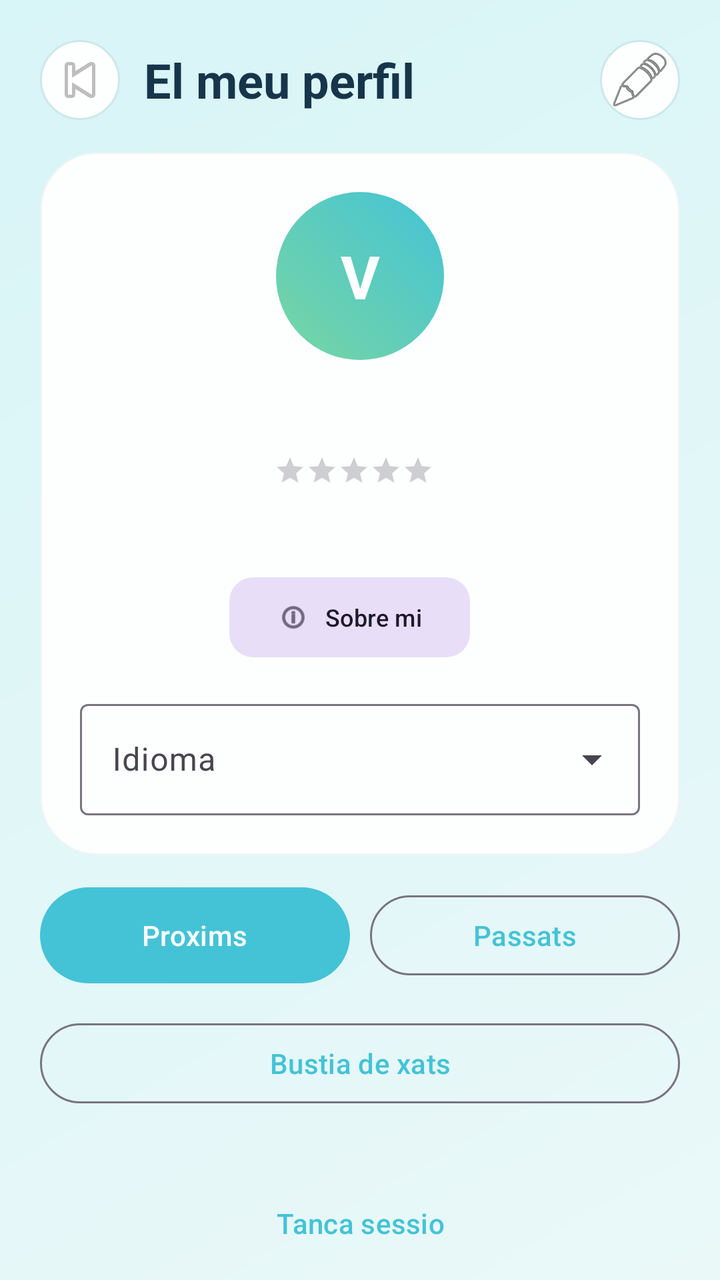
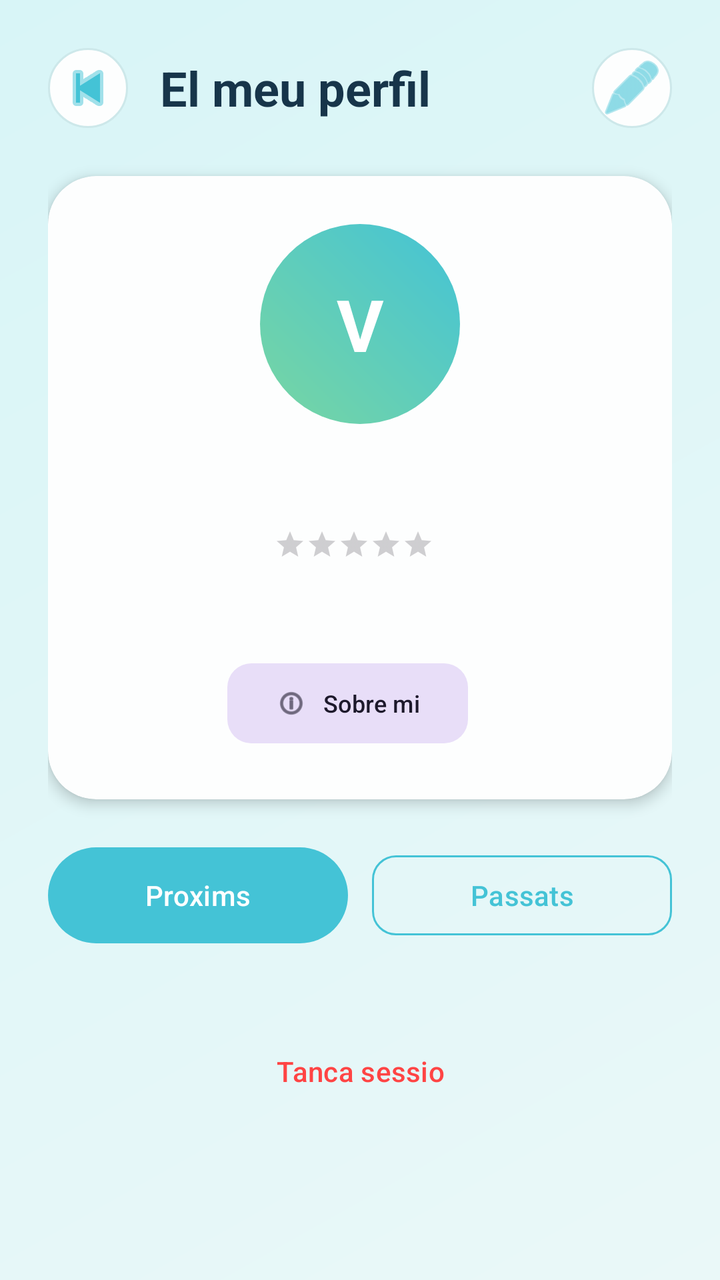

Before-and-after screenshots of an Android layout around one commit, followed by the original layout XML and the change that was made.
<!-- AndroidManifest.xml: application theme Theme.ViBaCar -->
<!-- res/layout/activity_perfil.xml -->
<?xml version="1.0" encoding="utf-8"?>
<androidx.core.widget.NestedScrollView xmlns:android="http://schemas.android.com/apk/res/android"
    xmlns:app="http://schemas.android.com/apk/res-auto"
    android:layout_width="match_parent"
    android:layout_height="match_parent"
    android:background="@drawable/fons_pantalla"
    android:fillViewport="true">

    <LinearLayout
        android:layout_width="match_parent"
        android:layout_height="wrap_content"
        android:orientation="vertical"
        android:padding="20dp">

        <LinearLayout
            android:layout_width="match_parent"
            android:layout_height="wrap_content"
            android:gravity="center_vertical"
            android:orientation="horizontal">

            <ImageButton
                android:id="@+id/botoEnrere"
                android:layout_width="40dp"
                android:layout_height="40dp"
                android:background="@drawable/fons_capsula"
                android:contentDescription="@string/boto_enrere"
                android:padding="10dp"
                android:src="@android:drawable/ic_media_previous" />

            <TextView
                android:layout_width="0dp"
                android:layout_height="wrap_content"
                android:layout_marginStart="12dp"
                android:layout_weight="1"
                android:text="@string/perfil_titol"
                android:textColor="@color/color_text_principal"
                android:textSize="24sp"
                android:textStyle="bold" />

            <ImageButton
                android:id="@+id/botoEditarPerfil"
                android:layout_width="40dp"
                android:layout_height="40dp"
                android:background="@drawable/fons_capsula"
                android:contentDescription="@string/boto_editar_perfil"
                android:padding="10dp"
                android:src="@android:drawable/ic_menu_edit" />
        </LinearLayout>

        <LinearLayout
            android:layout_width="match_parent"
            android:layout_height="wrap_content"
            android:layout_marginTop="16dp"
            android:background="@drawable/fons_targeta"
            android:elevation="8dp"
            android:orientation="vertical"
            android:padding="20dp">

            <FrameLayout
                android:layout_width="84dp"
                android:layout_height="84dp"
                android:layout_gravity="center_horizontal">

                <com.google.android.material.imageview.ShapeableImageView
                    android:id="@+id/imatgePerfil"
                    android:layout_width="match_parent"
                    android:layout_height="match_parent"
                    android:scaleType="centerCrop"
                    android:visibility="gone"
                    app:shapeAppearanceOverlay="@style/FormaAvatarCercle" />

                <TextView
                    android:id="@+id/txtInicialAvatar"
                    android:layout_width="match_parent"
                    android:layout_height="match_parent"
                    android:background="@drawable/fons_avatar"
                    android:gravity="center"
                    android:text="V"
                    android:textColor="@color/color_text_clar"
                    android:textSize="30sp"
                    android:textStyle="bold" />
            </FrameLayout>

            <TextView
                android:id="@+id/txtNom"
                android:layout_width="match_parent"
                android:layout_height="wrap_content"
                android:layout_marginTop="12dp"
                android:gravity="center"
                android:textColor="@color/color_text_principal"
                android:textSize="22sp"
                android:textStyle="bold" />

            <LinearLayout
                android:layout_width="wrap_content"
                android:layout_height="wrap_content"
                android:layout_gravity="center_horizontal"
                android:layout_marginTop="6dp"
                android:gravity="center_vertical"
                android:orientation="horizontal">

                <RatingBar
                    android:id="@+id/barraReputacio"
                    style="?android:attr/ratingBarStyleSmall"
                    android:layout_width="wrap_content"
                    android:layout_height="wrap_content"
                    android:isIndicator="true"
                    android:numStars="5"
                    android:progressTint="#FFD700"
                    android:stepSize="0.1" />

                <TextView
                    android:id="@+id/txtTotalValoracions"
                    android:layout_width="wrap_content"
                    android:layout_height="wrap_content"
                    android:layout_marginStart="6dp"
                    android:textColor="@color/color_text_secundari"
                    android:textSize="12sp" />
            </LinearLayout>

            <TextView
                android:id="@+id/txtDades"
                android:layout_width="match_parent"
                android:layout_height="wrap_content"
                android:layout_marginTop="8dp"
                android:gravity="center"
                android:textColor="@color/color_text_secundari" />

            <LinearLayout
                android:layout_width="wrap_content"
                android:layout_height="wrap_content"
                android:layout_gravity="center_horizontal"
                android:layout_marginTop="14dp"
                android:gravity="center"
                android:orientation="horizontal">

                <com.google.android.material.button.MaterialButton
                    android:id="@+id/botoVeureInfo"
                    style="@style/Widget.Material3.Button.TonalButton"
                    android:layout_width="wrap_content"
                    android:layout_height="wrap_content"
                    android:text="@string/perfil_sobre_mi"
                    android:textAllCaps="false"
                    android:textSize="12sp"
                    app:cornerRadius="12dp"
                    app:icon="@android:drawable/ic_menu_info_details"
                    app:iconSize="16dp" />

                <Space
                    android:layout_width="10dp"
                    android:layout_height="1dp" />

                <com.google.android.material.button.MaterialButton
                    android:id="@+id/botoVeureCotxe"
                    style="@style/Widget.Material3.Button.TonalButton"
                    android:layout_width="wrap_content"
                    android:layout_height="wrap_content"
                    android:text="@string/perfil_vehicle"
                    android:textAllCaps="false"
                    android:textSize="12sp"
                    android:visibility="gone"
                    app:cornerRadius="12dp"
                    app:icon="@android:drawable/ic_menu_directions"
                    app:iconSize="16dp" />
            </LinearLayout>

            <com.google.android.material.textfield.TextInputLayout
                style="@style/Widget.Material3.TextInputLayout.OutlinedBox.ExposedDropdownMenu"
                android:layout_width="match_parent"
                android:layout_height="wrap_content"
                android:layout_marginTop="14dp"
                android:hint="@string/selecciona_idioma">

                <com.google.android.material.textfield.MaterialAutoCompleteTextView
                    android:id="@+id/campIdioma"
                    android:layout_width="match_parent"
                    android:layout_height="wrap_content"
                    android:inputType="none" />
            </com.google.android.material.textfield.TextInputLayout>
        </LinearLayout>

        <LinearLayout
            android:layout_width="match_parent"
            android:layout_height="wrap_content"
            android:layout_marginTop="16dp"
            android:gravity="center"
            android:orientation="horizontal">

            <com.google.android.material.button.MaterialButton
                android:id="@+id/botoProxims"
                android:layout_width="0dp"
                android:layout_height="wrap_content"
                android:layout_weight="1"
                android:background="@drawable/fons_boto_principal"
                android:text="@string/perfil_proxims"
                android:textColor="@color/color_text_clar" />

            <Space
                android:layout_width="10dp"
                android:layout_height="1dp" />

            <com.google.android.material.button.MaterialButton
                android:id="@+id/botoPassats"
                style="@style/Widget.Material3.Button.OutlinedButton"
                android:layout_width="0dp"
                android:layout_height="wrap_content"
                android:layout_weight="1"
                android:text="@string/perfil_passats" />
        </LinearLayout>

        <com.google.android.material.button.MaterialButton
            android:id="@+id/botoBustiaXats"
            style="@style/Widget.Material3.Button.OutlinedButton"
            android:layout_width="match_parent"
            android:layout_height="wrap_content"
            android:layout_marginTop="16dp"
            android:text="@string/boto_bustia_xats" />

        <androidx.recyclerview.widget.RecyclerView
            android:id="@+id/llistaReserves"
            android:layout_width="match_parent"
            android:layout_height="wrap_content"
            android:layout_marginTop="16dp"
            android:nestedScrollingEnabled="false" />

        <TextView
            android:id="@+id/txtBuit"
            android:layout_width="match_parent"
            android:layout_height="wrap_content"
            android:gravity="center"
            android:text="@string/perfil_cap_element"
            android:textColor="@color/color_text_secundari"
            android:visibility="gone" />

        <com.google.android.material.button.MaterialButton
            android:id="@+id/botoTancarSessio"
            style="@style/Widget.Material3.Button.TextButton"
            android:layout_width="wrap_content"
            android:layout_height="wrap_content"
            android:layout_gravity="center_horizontal"
            android:layout_marginTop="16dp"
            android:text="@string/boto_tancar_sessio" />
    </LinearLayout>
</androidx.core.widget.NestedScrollView>
<!-- resources referenced by this layout -->
<resources>
  <color name="color_text_clar">#FFFFFF</color>
  <color name="color_text_principal">#17354A</color>
  <color name="color_text_secundari">#547283</color>
  <!-- drawable fons_avatar (drawable) -->
  <?xml version="1.0" encoding="utf-8"?>
  <shape xmlns:android="http://schemas.android.com/apk/res/android" android:shape="oval">
      <gradient
          android:angle="45"
          android:endColor="@color/color_principal"
          android:startColor="@color/color_secundari" />
  </shape>
  <!-- drawable fons_boto_principal (drawable) -->
  <?xml version="1.0" encoding="utf-8"?>
  <shape xmlns:android="http://schemas.android.com/apk/res/android">
      <gradient
          android:angle="0"
          android:endColor="@color/color_principal_fosc"
          android:startColor="@color/color_principal" />
      <corners android:radius="30dp" />
  </shape>
  <!-- drawable fons_capsula (drawable) -->
  <?xml version="1.0" encoding="utf-8"?>
  <shape xmlns:android="http://schemas.android.com/apk/res/android">
      <solid android:color="@color/color_targeta" />
      <corners android:radius="20dp" />
      <stroke
          android:width="1dp"
          android:color="@color/color_linia" />
  </shape>
  <!-- drawable fons_pantalla (drawable) -->
  <?xml version="1.0" encoding="utf-8"?>
  <shape xmlns:android="http://schemas.android.com/apk/res/android">
      <gradient
          android:angle="315"
          android:endColor="@color/color_fons"
          android:startColor="#D8F5F7" />
  </shape>
  <!-- drawable fons_targeta (drawable) -->
  <?xml version="1.0" encoding="utf-8"?>
  <shape xmlns:android="http://schemas.android.com/apk/res/android">
      <solid android:color="@color/color_targeta" />
      <corners android:radius="28dp" />
      <stroke
          android:width="1dp"
          android:color="#AAEDF4F4" />
  </shape>
  <string name="boto_bustia_xats">Bustia de xats</string>
  <string name="boto_editar_perfil">Editar perfil</string>
  <string name="boto_enrere">Torna enrere</string>
  <string name="boto_tancar_sessio">Tanca sessio</string>
  <string name="perfil_cap_element">No hi ha cap element per mostrar.</string>
  <string name="perfil_passats">Passats</string>
  <string name="perfil_proxims">Proxims</string>
  <string name="perfil_sobre_mi">Sobre mi</string>
  <string name="perfil_titol">El meu perfil</string>
  <string name="perfil_vehicle">El meu vehicle</string>
  <string name="selecciona_idioma">Idioma</string>
  <style name="FormaAvatarCercle" parent="">
          <item name="cornerFamily">rounded</item>
          <item name="cornerSize">50%</item>
      </style>
  <style name="Theme.ViBaCar" parent="Base.Theme.ViBaCar" />
  <color name="color_principal">#44C3D6</color>
  <color name="color_secundari">#78D6A2</color>
  <color name="color_principal_fosc">#2DA5BB</color>
  <color name="color_targeta">#FDFEFE</color>
  <color name="color_linia">#CDE8EA</color>
  <color name="color_fons">#EAF8F8</color>
  <style name="Base.Theme.ViBaCar" parent="Theme.Material3.Light.NoActionBar">
          <item name="colorPrimary">@color/color_principal</item>
          <item name="colorOnPrimary">@color/color_text_clar</item>
          <item name="colorSecondary">@color/color_secundari</item>
          <item name="android:statusBarColor">@android:color/transparent</item>
          <item name="android:navigationBarColor">@color/color_fons</item>
          <item name="android:windowLightStatusBar">true</item>
          <item name="android:windowBackground">@color/color_fons</item>
      </style>
</resources>

<!-- the commit's change to res/layout/activity_perfil.xml (unified diff, before → after) -->
@@ -10,7 +10,7 @@
         android:layout_width="match_parent"
         android:layout_height="wrap_content"
         android:orientation="vertical"
-        android:padding="20dp">
+        android:padding="24dp">
 
         <LinearLayout
             android:layout_width="match_parent"
@@ -25,12 +25,13 @@
                 android:background="@drawable/fons_capsula"
                 android:contentDescription="@string/boto_enrere"
                 android:padding="10dp"
-                android:src="@android:drawable/ic_media_previous" />
+                android:src="@android:drawable/ic_media_previous"
+                app:tint="@color/color_principal" />
 
             <TextView
                 android:layout_width="0dp"
                 android:layout_height="wrap_content"
-                android:layout_marginStart="12dp"
+                android:layout_marginStart="16dp"
                 android:layout_weight="1"
                 android:text="@string/perfil_titol"
                 android:textColor="@color/color_text_principal"
@@ -44,146 +45,139 @@
                 android:background="@drawable/fons_capsula"
                 android:contentDescription="@string/boto_editar_perfil"
                 android:padding="10dp"
-                android:src="@android:drawable/ic_menu_edit" />
+                android:src="@android:drawable/ic_menu_edit"
+                app:tint="@color/color_principal" />
         </LinearLayout>
 
+        <com.google.android.material.card.MaterialCardView
+            android:layout_width="match_parent"
+            android:layout_height="wrap_content"
+            android:layout_marginTop="24dp"
+            app:cardBackgroundColor="@color/color_targeta"
+            app:cardCornerRadius="24dp"
+            app:cardElevation="4dp"
+            app:strokeWidth="0dp">
+
+            <LinearLayout
+                android:layout_width="match_parent"
+                android:layout_height="wrap_content"
+                android:gravity="center_horizontal"
+                android:orientation="vertical"
+                android:padding="24dp">
+
+                <FrameLayout
+                    android:layout_width="100dp"
+                    android:layout_height="100dp">
+
+                    <com.google.android.material.imageview.ShapeableImageView
+                        android:id="@+id/imatgePerfil"
+                        android:layout_width="match_parent"
+                        android:layout_height="match_parent"
+                        android:scaleType="centerCrop"
+                        android:visibility="gone"
+                        app:shapeAppearanceOverlay="@style/FormaAvatarCercle" />
+
+                    <TextView
+                        android:id="@+id/txtInicialAvatar"
+                        android:layout_width="match_parent"
+                        android:layout_height="match_parent"
+                        android:background="@drawable/fons_avatar"
+                        android:gravity="center"
+                        android:text="V"
+                        android:textColor="@color/color_text_clar"
+                        android:textSize="36sp"
+                        android:textStyle="bold" />
+                </FrameLayout>
+
+                <TextView
+                    android:id="@+id/txtNom"
+                    android:layout_width="wrap_content"
+                    android:layout_height="wrap_content"
+                    android:layout_marginTop="16dp"
+                    android:textColor="@color/color_text_principal"
+                    android:textSize="24sp"
+                    android:textStyle="bold" />
+
+                <LinearLayout
+                    android:layout_width="wrap_content"
+                    android:layout_height="wrap_content"
+                    android:layout_marginTop="4dp"
+                    android:gravity="center_vertical"
+                    android:orientation="horizontal">
+
+                    <RatingBar
+                        android:id="@+id/barraReputacio"
+                        style="?android:attr/ratingBarStyleSmall"
+                        android:layout_width="wrap_content"
+                        android:layout_height="wrap_content"
+                        android:isIndicator="true"
+                        android:numStars="5"
+                        android:progressTint="#FFD700"
+                        android:stepSize="0.1" />
+
+                    <TextView
+                        android:id="@+id/txtTotalValoracions"
+                        android:layout_width="wrap_content"
+                        android:layout_height="wrap_content"
+                        android:layout_marginStart="6dp"
+                        android:textColor="@color/color_text_secundari"
+                        android:textSize="12sp" />
+                </LinearLayout>
+
+                <TextView
+                    android:id="@+id/txtDades"
+                    android:layout_width="match_parent"
+                    android:layout_height="wrap_content"
+                    android:layout_marginTop="12dp"
+                    android:gravity="center"
+                    android:textColor="@color/color_text_secundari"
+                    android:textSize="14sp" />
+
+                <LinearLayout
+                    android:layout_width="wrap_content"
+                    android:layout_height="wrap_content"
+                    android:layout_marginTop="16dp"
+                    android:gravity="center"
+                    android:orientation="horizontal">
+
+                    <com.google.android.material.button.MaterialButton
+                        android:id="@+id/botoVeureInfo"
+                        style="@style/Widget.Material3.Button.TonalButton"
+                        android:layout_width="wrap_content"
+                        android:layout_height="wrap_content"
+                        android:text="Sobre mi"
+                        android:textAllCaps="false"
+                        android:textSize="12sp"
+                        app:cornerRadius="12dp"
+                        app:icon="@android:drawable/ic_menu_info_details"
+                        app:iconSize="16dp" />
+
+                    <Space
+                        android:layout_width="12dp"
+                        android:layout_height="1dp" />
+
+                    <com.google.android.material.button.MaterialButton
+                        android:id="@+id/botoVeureCotxe"
+                        style="@style/Widget.Material3.Button.TonalButton"
+                        android:layout_width="wrap_content"
+                        android:layout_height="wrap_content"
+                        android:text="El meu vehicle"
+                        android:textAllCaps="false"
+                        android:textSize="12sp"
+                        android:visibility="gone"
+                        app:cornerRadius="12dp"
+                        app:icon="@android:drawable/ic_menu_directions"
+                        app:iconSize="16dp" />
+
+                </LinearLayout>
+
+            </LinearLayout>
+        </com.google.android.material.card.MaterialCardView>
+
         <LinearLayout
             android:layout_width="match_parent"
             android:layout_height="wrap_content"
-            android:layout_marginTop="16dp"
-            android:background="@drawable/fons_targeta"
-            android:elevation="8dp"
-            android:orientation="vertical"
-            android:padding="20dp">
-
-            <FrameLayout
-                android:layout_width="84dp"
-                android:layout_height="84dp"
-                android:layout_gravity="center_horizontal">
-
-                <com.google.android.material.imageview.ShapeableImageView
-                    android:id="@+id/imatgePerfil"
-                    android:layout_width="match_parent"
-                    android:layout_height="match_parent"
-                    android:scaleType="centerCrop"
-                    android:visibility="gone"
-                    app:shapeAppearanceOverlay="@style/FormaAvatarCercle" />
-
-                <TextView
-                    android:id="@+id/txtInicialAvatar"
-                    android:layout_width="match_parent"
-                    android:layout_height="match_parent"
-                    android:background="@drawable/fons_avatar"
-                    android:gravity="center"
-                    android:text="V"
-                    android:textColor="@color/color_text_clar"
-                    android:textSize="30sp"
-                    android:textStyle="bold" />
-            </FrameLayout>
-
-            <TextView
-                android:id="@+id/txtNom"
-                android:layout_width="match_parent"
-                android:layout_height="wrap_content"
-                android:layout_marginTop="12dp"
-                android:gravity="center"
-                android:textColor="@color/color_text_principal"
-                android:textSize="22sp"
-                android:textStyle="bold" />
-
-            <LinearLayout
-                android:layout_width="wrap_content"
-                android:layout_height="wrap_content"
-                android:layout_gravity="center_horizontal"
-                android:layout_marginTop="6dp"
-                android:gravity="center_vertical"
-                android:orientation="horizontal">
-
-                <RatingBar
-                    android:id="@+id/barraReputacio"
-                    style="?android:attr/ratingBarStyleSmall"
-                    android:layout_width="wrap_content"
-                    android:layout_height="wrap_content"
-                    android:isIndicator="true"
-                    android:numStars="5"
-                    android:progressTint="#FFD700"
-                    android:stepSize="0.1" />
-
-                <TextView
-                    android:id="@+id/txtTotalValoracions"
-                    android:layout_width="wrap_content"
-                    android:layout_height="wrap_content"
-                    android:layout_marginStart="6dp"
-                    android:textColor="@color/color_text_secundari"
-                    android:textSize="12sp" />
-            </LinearLayout>
-
-            <TextView
-                android:id="@+id/txtDades"
-                android:layout_width="match_parent"
-                android:layout_height="wrap_content"
-                android:layout_marginTop="8dp"
-                android:gravity="center"
-                android:textColor="@color/color_text_secundari" />
-
-            <LinearLayout
-                android:layout_width="wrap_content"
-                android:layout_height="wrap_content"
-                android:layout_gravity="center_horizontal"
-                android:layout_marginTop="14dp"
-                android:gravity="center"
-                android:orientation="horizontal">
-
-                <com.google.android.material.button.MaterialButton
-                    android:id="@+id/botoVeureInfo"
-                    style="@style/Widget.Material3.Button.TonalButton"
-                    android:layout_width="wrap_content"
-                    android:layout_height="wrap_content"
-                    android:text="@string/perfil_sobre_mi"
-                    android:textAllCaps="false"
-                    android:textSize="12sp"
-                    app:cornerRadius="12dp"
-                    app:icon="@android:drawable/ic_menu_info_details"
-                    app:iconSize="16dp" />
-
-                <Space
-                    android:layout_width="10dp"
-                    android:layout_height="1dp" />
-
-                <com.google.android.material.button.MaterialButton
-                    android:id="@+id/botoVeureCotxe"
-                    style="@style/Widget.Material3.Button.TonalButton"
-                    android:layout_width="wrap_content"
-                    android:layout_height="wrap_content"
-                    android:text="@string/perfil_vehicle"
-                    android:textAllCaps="false"
-                    android:textSize="12sp"
-                    android:visibility="gone"
-                    app:cornerRadius="12dp"
-                    app:icon="@android:drawable/ic_menu_directions"
-                    app:iconSize="16dp" />
-            </LinearLayout>
-
-            <com.google.android.material.textfield.TextInputLayout
-                style="@style/Widget.Material3.TextInputLayout.OutlinedBox.ExposedDropdownMenu"
-                android:layout_width="match_parent"
-                android:layout_height="wrap_content"
-                android:layout_marginTop="14dp"
-                android:hint="@string/selecciona_idioma">
-
-                <com.google.android.material.textfield.MaterialAutoCompleteTextView
-                    android:id="@+id/campIdioma"
-                    android:layout_width="match_parent"
-                    android:layout_height="wrap_content"
-                    android:inputType="none" />
-            </com.google.android.material.textfield.TextInputLayout>
-        </LinearLayout>
-
-        <LinearLayout
-            android:layout_width="match_parent"
-            android:layout_height="wrap_content"
-            android:layout_marginTop="16dp"
-            android:gravity="center"
+            android:layout_marginTop="24dp"
             android:orientation="horizontal">
 
             <com.google.android.material.button.MaterialButton
@@ -193,10 +187,12 @@
                 android:layout_weight="1"
                 android:background="@drawable/fons_boto_principal"
                 android:text="@string/perfil_proxims"
-                android:textColor="@color/color_text_clar" />
+                android:textAllCaps="false"
+                android:textColor="@color/color_text_clar"
+                app:cornerRadius="12dp" />
 
             <Space
-                android:layout_width="10dp"
+                android:layout_width="12dp"
                 android:layout_height="1dp" />
 
             <com.google.android.material.button.MaterialButton
@@ -205,28 +201,25 @@
                 android:layout_width="0dp"
                 android:layout_height="wrap_content"
                 android:layout_weight="1"
-                android:text="@string/perfil_passats" />
+                android:text="@string/perfil_passats"
+                android:textAllCaps="false"
+                app:cornerRadius="12dp"
+                app:strokeColor="@color/color_principal" />
         </LinearLayout>
-
-        <com.google.android.material.button.MaterialButton
-            android:id="@+id/botoBustiaXats"
-            style="@style/Widget.Material3.Button.OutlinedButton"
-            android:layout_width="match_parent"
-            android:layout_height="wrap_content"
-            android:layout_marginTop="16dp"
-            android:text="@string/boto_bustia_xats" />
 
         <androidx.recyclerview.widget.RecyclerView
             android:id="@+id/llistaReserves"
             android:layout_width="match_parent"
             android:layout_height="wrap_content"
             android:layout_marginTop="16dp"
-            android:nestedScrollingEnabled="false" />
+            android:nestedScrollingEnabled="false"
+            app:layoutManager="androidx.recyclerview.widget.LinearLayoutManager" />
 
         <TextView
             android:id="@+id/txtBuit"
             android:layout_width="match_parent"
             android:layout_height="wrap_content"
+            android:layout_marginTop="32dp"
             android:gravity="center"
             android:text="@string/perfil_cap_element"
             android:textColor="@color/color_text_secundari"
@@ -238,7 +231,9 @@
             android:layout_width="wrap_content"
             android:layout_height="wrap_content"
             android:layout_gravity="center_horizontal"
-            android:layout_marginTop="16dp"
-            android:text="@string/boto_tancar_sessio" />
+            android:layout_marginTop="24dp"
+            android:text="@string/boto_tancar_sessio"
+            android:textColor="@android:color/holo_red_light" />
+
     </LinearLayout>
 </androidx.core.widget.NestedScrollView>
<!-- resource entries referenced after the edit -->
@@ -37,26 +37,13 @@
           android:endColor="@color/color_fons"
           android:startColor="#D8F5F7" />
   </shape>
-  <!-- drawable fons_targeta (drawable) -->
-  <?xml version="1.0" encoding="utf-8"?>
-  <shape xmlns:android="http://schemas.android.com/apk/res/android">
-      <solid android:color="@color/color_targeta" />
-      <corners android:radius="28dp" />
-      <stroke
-          android:width="1dp"
-          android:color="#AAEDF4F4" />
-  </shape>
-  <string name="boto_bustia_xats">Bustia de xats</string>
   <string name="boto_editar_perfil">Editar perfil</string>
   <string name="boto_enrere">Torna enrere</string>
   <string name="boto_tancar_sessio">Tanca sessio</string>
   <string name="perfil_cap_element">No hi ha cap element per mostrar.</string>
   <string name="perfil_passats">Passats</string>
   <string name="perfil_proxims">Proxims</string>
-  <string name="perfil_sobre_mi">Sobre mi</string>
   <string name="perfil_titol">El meu perfil</string>
-  <string name="perfil_vehicle">El meu vehicle</string>
-  <string name="selecciona_idioma">Idioma</string>
   <style name="FormaAvatarCercle" parent="">
           <item name="cornerFamily">rounded</item>
           <item name="cornerSize">50%</item>
